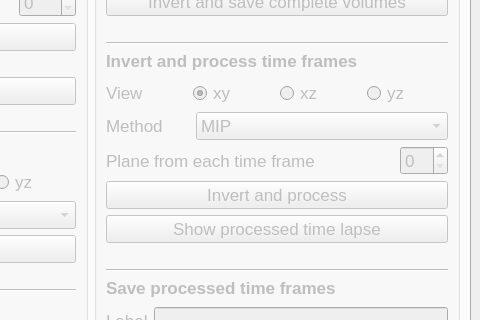
Qt form smSVIM_microscope_analyser/analyser_6090_tabs_2.ui (marccv/smSVIM) before a commit; both pictures show x 670 to 1150 and y 234 to 554 of the 1150 by 881 pixel window.
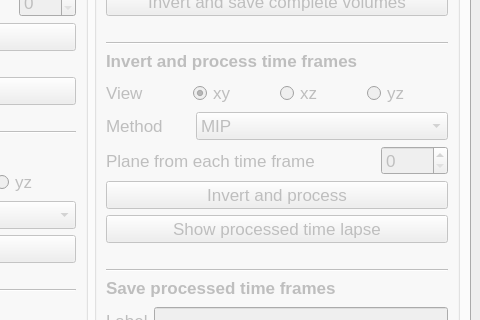
The same form after that commit.

Diff of the .ui file:
```diff
--- a/smSVIM_microscope_analyser/analyser_6090_tabs_2.ui
+++ b/smSVIM_microscope_analyser/analyser_6090_tabs_2.ui
@@ -902,6 +902,9 @@
                     <bold>false</bold>
                    </font>
                   </property>
+                  <property name="maximum">
+                   <number>9999</number>
+                  </property>
                  </widget>
                 </item>
                 <item row="0" column="0">
```
